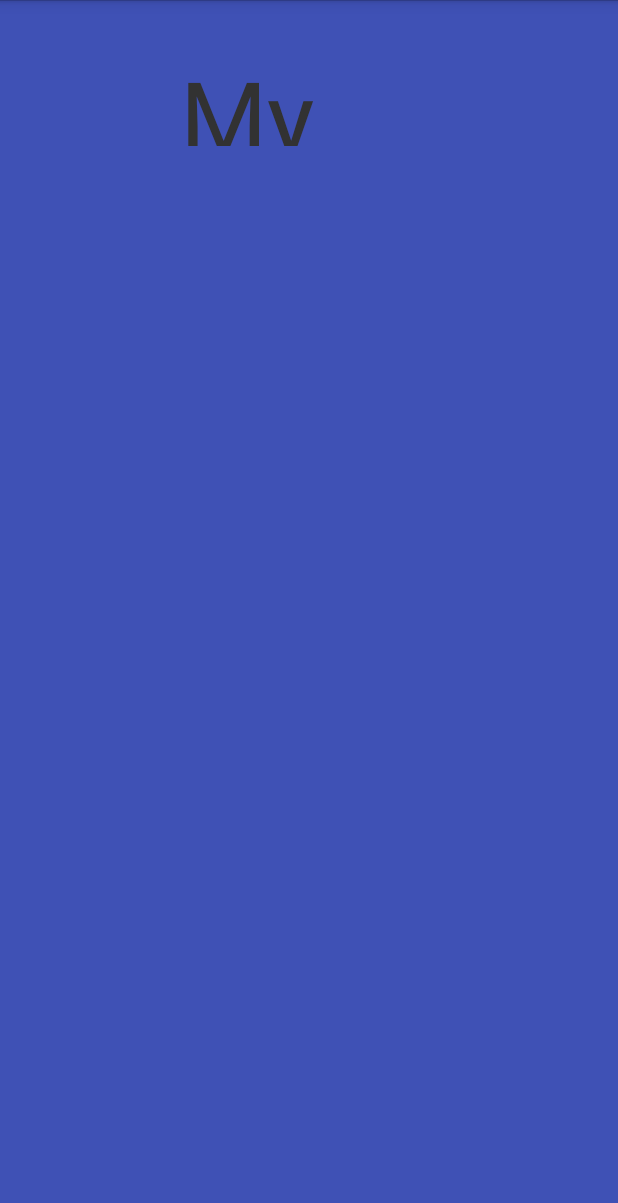
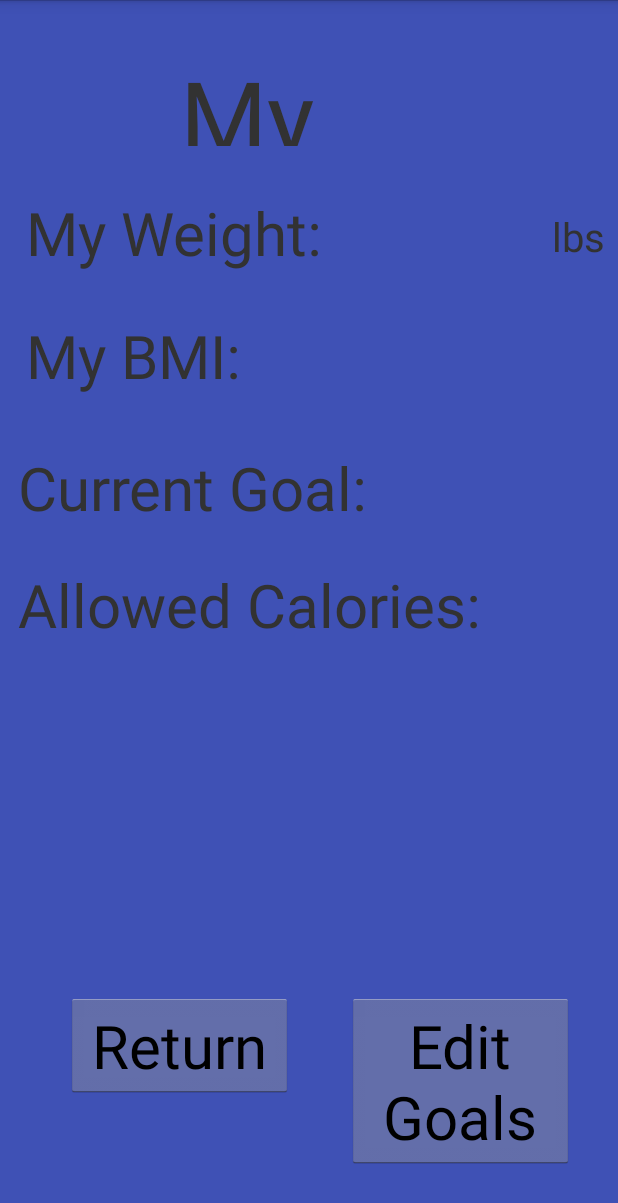
Before and after one commit to JasmineRobbie/Senior-Design-Deal-A-Meal, an Android app: the MyGoals screen opened directly, with no data from a screen before it, on a phone screen of 412 x 824 dp. Shown: the top 1203 px of the screen. Run offline under Robolectric (Android 15) with nearby library versions, the phone set to English and light mode, and no system bars; 4 statements that could not run were skipped.

Commit message:
Added Goals Pages
Added new fields in USERS Database to show weight, BMI, etc. and displays on main goal page.
Also added Edit goal page (work in progress)

```diff
--- a/app/src/main/AndroidManifest.xml
+++ b/app/src/main/AndroidManifest.xml
@@ -23,6 +23,7 @@
         <activity android:name="com.NeuralNet.AzureCloud.EditUserInfo" />
         <activity android:name="com.NeuralNet.AzureCloud.Point_of_Consumption" />
         <activity android:name="com.NeuralNet.AzureCloud.DealAMealList" />
+        <activity android:name="com.NeuralNet.AzureCloud.EditMyGoals" />
         <activity android:name="com.NeuralNet.AzureCloud.Register">
             <intent-filter>
                 <action android:name="android.intent.action.MAIN" />
--- a/app/src/main/java/com/NeuralNet/AzureCloud/MyGoals.java
+++ b/app/src/main/java/com/NeuralNet/AzureCloud/MyGoals.java
@@ -4,13 +4,94 @@ import android.content.Intent;
 import android.os.Bundle;
 import android.view.View;
 import android.widget.Button;
+import android.widget.TextView;
+
 import com.teamcarl.prototype.R;
 
+import java.sql.ResultSet;
+
 public class MyGoals extends Activity{
+    Button myGoalsReturnButton, goalsEditButton;
+
+    TextView myWeightText, myBMIText, myGoalText, allowedCaloriesText;
+
+    String Userid = User.UserID;
+
+    //Accessing database and selecting information (selecting specific user logged in Userid)
+    DataAccess db = new DataAccess();
+    final ResultSet rs = db.getDataTable("SELECT BMI, Weight, Goal, Guide, AllowedCalories FROM Users WHERE UserId = " + Userid);
+
 
     @Override
     protected void onCreate(Bundle savedInstanceState) {
         super.onCreate(savedInstanceState);
         setContentView(R.layout.my_goals);
+
+        myGoalsReturnButton = findViewById(R.id.myGoalsReturnButton);
+        goalsEditButton = findViewById(R.id.goalsEditButton);
+        myWeightText = findViewById(R.id.myWeightText);
+        myBMIText = findViewById(R.id.myBMIText);
+        myGoalText = findViewById(R.id.myGoalText);
+        allowedCaloriesText = findViewById(R.id.allowedCaloriesText);
+
+        try {
+            System.out.println(rs);
+        } catch (Exception e) {
+            System.out.println("OOPS Something went wrong.");
+        }
+
+        //Return button
+        myGoalsReturnButton.setOnClickListener(new View.OnClickListener() {
+            @Override
+            public void onClick(View view) {
+                Intent intent = new Intent(MyGoals.this, UserProfile.class);
+                startActivity(intent);
+            }
+        });
+
+        //Edit Goals button
+        goalsEditButton.setOnClickListener(new View.OnClickListener() {
+            @Override
+            public void onClick(View view) {
+                Intent intent = new Intent(MyGoals.this, EditMyGoals.class);
+                startActivity(intent);
+            }
+        });
+
+        displayUserInfo();
+
+    }
+
+    public void displayUserInfo(){
+        //Accessing static variables from user.java
+        if(User.Weight.isEmpty()){
+            myWeightText.setText("N/A");
+        }
+        else{
+            myWeightText.setText(User.Weight);
+            System.out.println("Weight is:" + User.Weight);
+        }
+
+        if(User.BMI.isEmpty()){
+            myBMIText.setText("N/A");
+        }
+        else{
+            myBMIText.setText(User.BMI);
+        }
+
+        if(User.Goal.isEmpty()){
+            myGoalText.setText("N/A");
+        }
+        else{
+            myGoalText.setText(User.Goal);
+        }
+
+        if(User.AllowedCalories.isEmpty()){
+            allowedCaloriesText.setText("N/A");
+        }
+        else{
+            allowedCaloriesText.setText(User.AllowedCalories);
+        }
+
     }
 }
--- a/app/src/main/res/layout/my_goals.xml
+++ b/app/src/main/res/layout/my_goals.xml
@@ -19,5 +19,150 @@
         android:text="My Goals"
         android:textSize="100px" />
 
+    <TextView
+        android:id="@+id/myWeight"
+        android:layout_width="wrap_content"
+        android:layout_height="wrap_content"
+        android:layout_alignParentStart="true"
+        android:layout_alignParentLeft="true"
+        android:layout_alignParentTop="true"
+        android:layout_marginStart="17dp"
+        android:layout_marginLeft="17dp"
+        android:layout_marginTop="128dp"
+        android:text="My Weight: "
+        android:textSize="60px" />
+
+    <TextView
+        android:id="@+id/myWeightPounds"
+        android:layout_width="43dp"
+        android:layout_height="wrap_content"
+        android:layout_alignParentStart="true"
+        android:layout_alignParentLeft="true"
+        android:layout_alignParentTop="true"
+        android:layout_marginStart="368dp"
+        android:layout_marginLeft="368dp"
+        android:layout_marginTop="139dp"
+        android:text="lbs"
+        android:textSize="40px" />
+
+    <TextView
+        android:id="@+id/myGoalText"
+        android:layout_width="130dp"
+        android:layout_height="wrap_content"
+        android:layout_alignParentStart="true"
+        android:layout_alignParentLeft="true"
+        android:layout_alignParentTop="true"
+        android:layout_marginStart="240dp"
+        android:layout_marginLeft="240dp"
+        android:layout_marginTop="296dp"
+        android:text=" "
+        android:textSize="60px" />
+
+    <TextView
+        android:id="@+id/myWeightText"
+        android:layout_width="130dp"
+        android:layout_height="wrap_content"
+        android:layout_alignParentStart="true"
+        android:layout_alignParentLeft="true"
+        android:layout_alignParentTop="true"
+        android:layout_marginStart="238dp"
+        android:layout_marginLeft="238dp"
+        android:layout_marginTop="128dp"
+        android:text=" "
+        android:textSize="60px" />
+
+    <TextView
+        android:id="@+id/myBMIText"
+        android:layout_width="130dp"
+        android:layout_height="wrap_content"
+        android:layout_alignParentStart="true"
+        android:layout_alignParentLeft="true"
+        android:layout_alignParentTop="true"
+        android:layout_marginStart="239dp"
+        android:layout_marginLeft="239dp"
+        android:layout_marginTop="202dp"
+        android:text=" "
+        android:textSize="60px" />
+
+    <TextView
+        android:id="@+id/allowedCaloriesText"
+        android:layout_width="130dp"
+        android:layout_height="wrap_content"
+        android:layout_alignParentStart="true"
+        android:layout_alignParentLeft="true"
+        android:layout_alignParentTop="true"
+        android:layout_marginStart="242dp"
+        android:layout_marginLeft="242dp"
+        android:layout_marginTop="374dp"
+        android:text=" "
+        android:textSize="60px" />
+
+    <TextView
+        android:id="@+id/myBMI"
+        android:layout_width="wrap_content"
+        android:layout_height="wrap_content"
+        android:layout_alignParentStart="true"
+        android:layout_alignParentLeft="true"
+        android:layout_alignParentTop="true"
+        android:layout_marginStart="17dp"
+        android:layout_marginLeft="17dp"
+        android:layout_marginTop="210dp"
+        android:text="My BMI: "
+        android:textSize="60px" />
+
+    <TextView
+        android:id="@+id/allowedCalories"
+        android:layout_width="wrap_content"
+        android:layout_height="wrap_content"
+        android:layout_alignParentStart="true"
+        android:layout_alignParentLeft="true"
+        android:layout_alignParentTop="true"
+        android:layout_marginStart="12dp"
+        android:layout_marginLeft="12dp"
+        android:layout_marginTop="376dp"
+        android:text="Allowed Calories: "
+        android:textSize="60px" />
+
+    <Button
+        android:id="@+id/goalsEditButton"
+        android:layout_width="151dp"
+        android:layout_height="wrap_content"
+        android:layout_alignParentStart="true"
+        android:layout_alignParentLeft="true"
+        android:layout_alignParentTop="true"
+        android:layout_marginStart="231dp"
+        android:layout_marginLeft="231dp"
+        android:layout_marginTop="662dp"
+        android:text="Edit Goals"
+        android:textSize="60px" />
+
+    <Button
+        android:id="@+id/myGoalsReturnButton"
+        android:layout_width="151dp"
+        android:layout_height="wrap_content"
+        android:layout_alignParentStart="true"
+        android:layout_alignParentLeft="true"
+        android:layout_alignParentTop="true"
+        android:layout_marginStart="44dp"
+        android:layout_marginLeft="44dp"
+        android:layout_marginTop="662dp"
+        android:text="Return"
+        android:textSize="60px" />
+
+    <TextView
+        android:id="@+id/currentGoal"
+        android:layout_width="wrap_content"
+        android:layout_height="wrap_content"
+        android:layout_alignParentStart="true"
+        android:layout_alignParentLeft="true"
+        android:layout_alignParentTop="true"
+        android:layout_marginStart="12dp"
+        android:layout_marginLeft="12dp"
+        android:layout_marginTop="298dp"
+        android:text="Current Goal: "
+        android:textSize="60px" />
+
+
+
 
 </RelativeLayout>
```
Also changed, not shown: app/src/main/java/com/NeuralNet/AzureCloud/EditMyGoals.java (added, +33 -0 lines), app/src/main/java/com/NeuralNet/AzureCloud/User.java (+20 -0 lines), app/src/main/res/layout/edit_my_goals.xml (added, +36 -0 lines).
